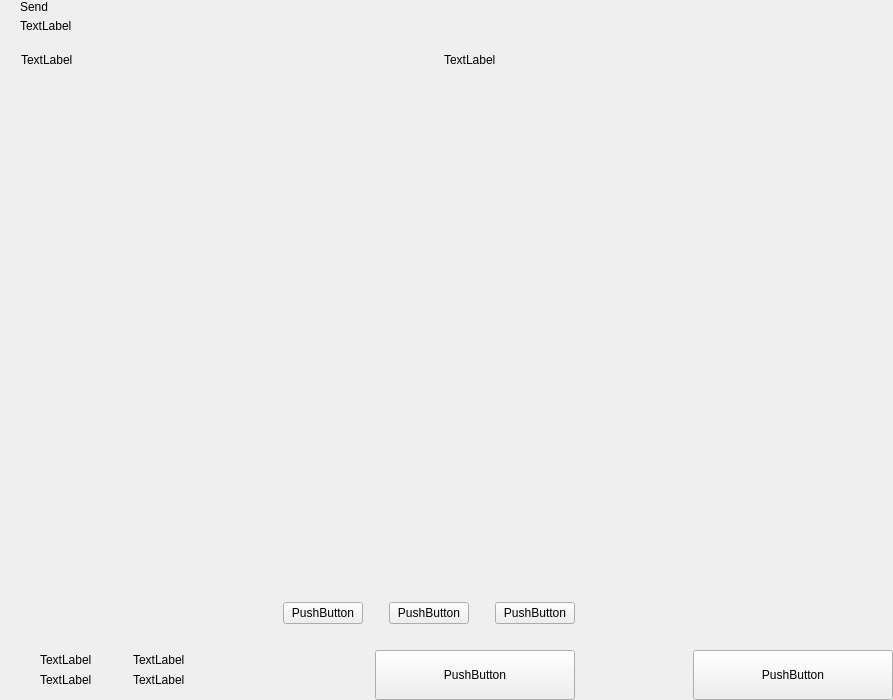
Above: src/qt/pivx/forms/send.ui from stakecube/stakecubecoin-archive before the change. Below: the same form after it.
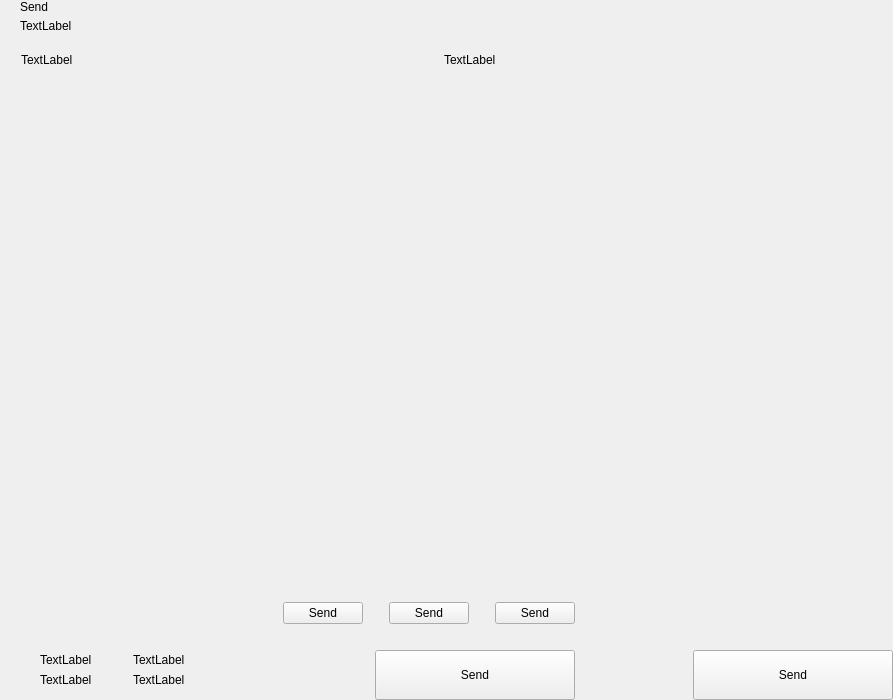
That is the form after the change. Custom widgets are drawn as their Qt base class.

```diff
--- a/src/qt/pivx/forms/send.ui
+++ b/src/qt/pivx/forms/send.ui
@@ -289,7 +289,7 @@
           <item>
            <widget class="QPushButton" name="pushButtonFee">
             <property name="text">
-             <string>PushButton</string>
+             <string>Send</string>
             </property>
            </widget>
           </item>
@@ -315,7 +315,7 @@
              <enum>Qt::RightToLeft</enum>
             </property>
             <property name="text">
-             <string>PushButton</string>
+             <string>Send</string>
             </property>
            </widget>
           </item>
@@ -338,7 +338,7 @@
           <item>
            <widget class="QPushButton" name="pushButtonAddRecipient">
             <property name="text">
-             <string>PushButton</string>
+             <string>Send</string>
             </property>
            </widget>
           </item>
@@ -568,7 +568,7 @@
              </size>
             </property>
             <property name="text">
-             <string>PushButton</string>
+             <string>Send</string>
             </property>
            </widget>
           </item>
@@ -672,7 +672,7 @@
              </size>
             </property>
             <property name="text">
-             <string>PushButton</string>
+             <string>Send</string>
             </property>
            </widget>
           </item>
```
